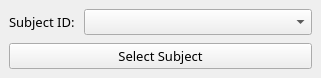
Old version of the form ui/subjectselector.ui in the repository siva82kb/pluto-assessment.
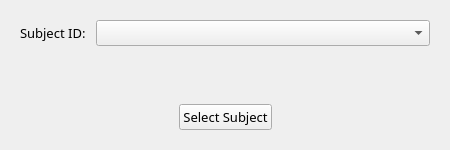
New version of the form.

Commit message: refining UI for subject selector and subjectcreator

```diff
--- a/ui/subjectselector.ui
+++ b/ui/subjectselector.ui
@@ -6,8 +6,8 @@
    <rect>
     <x>0</x>
     <y>0</y>
-    <width>321</width>
-    <height>78</height>
+    <width>450</width>
+    <height>150</height>
    </rect>
   </property>
   <property name="sizePolicy">
@@ -18,14 +18,14 @@
   </property>
   <property name="minimumSize">
    <size>
-    <width>321</width>
-    <height>78</height>
+    <width>450</width>
+    <height>150</height>
    </size>
   </property>
   <property name="maximumSize">
    <size>
-    <width>321</width>
-    <height>78</height>
+    <width>450</width>
+    <height>150</height>
    </size>
   </property>
   <property name="windowTitle">
@@ -33,8 +33,26 @@
   </property>
   <widget class="QWidget" name="centralwidget">
    <layout class="QVBoxLayout" name="verticalLayout">
+    <property name="leftMargin">
+     <number>20</number>
+    </property>
+    <property name="topMargin">
+     <number>20</number>
+    </property>
+    <property name="rightMargin">
+     <number>20</number>
+    </property>
+    <property name="bottomMargin">
+     <number>20</number>
+    </property>
+    <property name="spacing">
+     <number>15</number>
+    </property>
     <item>
      <layout class="QFormLayout" name="formLayout_2">
+      <property name="spacing">
+       <number>10</number>
+      </property>
       <item row="0" column="0">
        <widget class="QLabel" name="label">
         <property name="font">
@@ -44,7 +62,7 @@
          </font>
         </property>
         <property name="text">
-         <string>Subject ID: </string>
+         <string>Subject ID:</string>
         </property>
        </widget>
       </item>
@@ -61,17 +79,69 @@
      </layout>
     </item>
     <item>
-     <widget class="QPushButton" name="pbSelect">
-      <property name="font">
-       <font>
-        <family>Bahnschrift Light</family>
-        <pointsize>10</pointsize>
-       </font>
+     <spacer name="verticalSpacer">
+      <property name="orientation">
+       <enum>Qt::Vertical</enum>
       </property>
-      <property name="text">
-       <string>Select Subject</string>
+      <property name="sizeHint" stdset="0">
+       <size>
+        <width>20</width>
+        <height>10</height>
+       </size>
       </property>
-     </widget>
+     </spacer>
+    </item>
+    <item>
+     <layout class="QHBoxLayout" name="buttonLayout">
+      <property name="spacing">
+       <number>10</number>
+      </property>
+      <item>
+       <spacer name="horizontalSpacer">
+        <property name="orientation">
+         <enum>Qt::Horizontal</enum>
+        </property>
+        <property name="sizeHint" stdset="0">
+         <size>
+          <width>40</width>
+          <height>20</height>
+         </size>
+        </property>
+       </spacer>
+      </item>
+      <item>
+       <widget class="QPushButton" name="pbSelect">
+        <property name="font">
+         <font>
+          <family>Bahnschrift Light</family>
+          <pointsize>10</pointsize>
+         </font>
+        </property>
+        <property name="minimumHeight">
+         <number>35</number>
+        </property>
+        <property name="minimumWidth">
+         <number>120</number>
+        </property>
+        <property name="text">
+         <string>Select Subject</string>
+        </property>
+       </widget>
+      </item>
+      <item>
+       <spacer name="horizontalSpacer_2">
+        <property name="orientation">
+         <enum>Qt::Horizontal</enum>
+        </property>
+        <property name="sizeHint" stdset="0">
+         <size>
+          <width>40</width>
+          <height>20</height>
+         </size>
+        </property>
+       </spacer>
+      </item>
+     </layout>
     </item>
    </layout>
   </widget>
```
Left out of the diff: 6 changed lines with no effect on the pictures. The commit also changes 4 other files.
